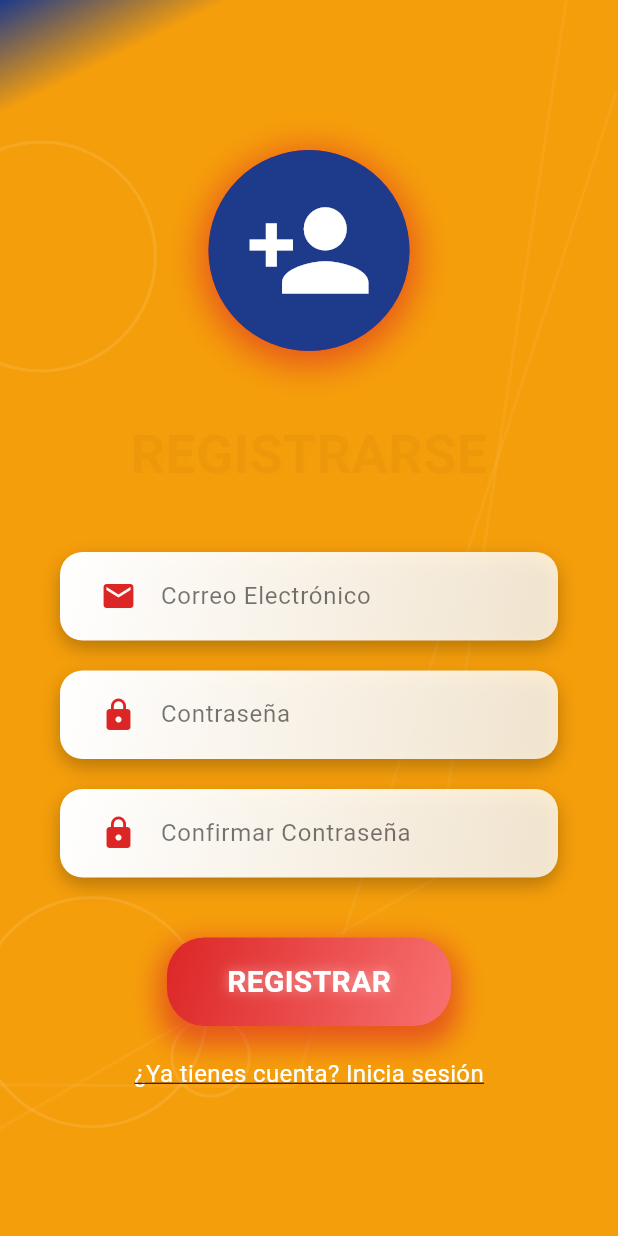
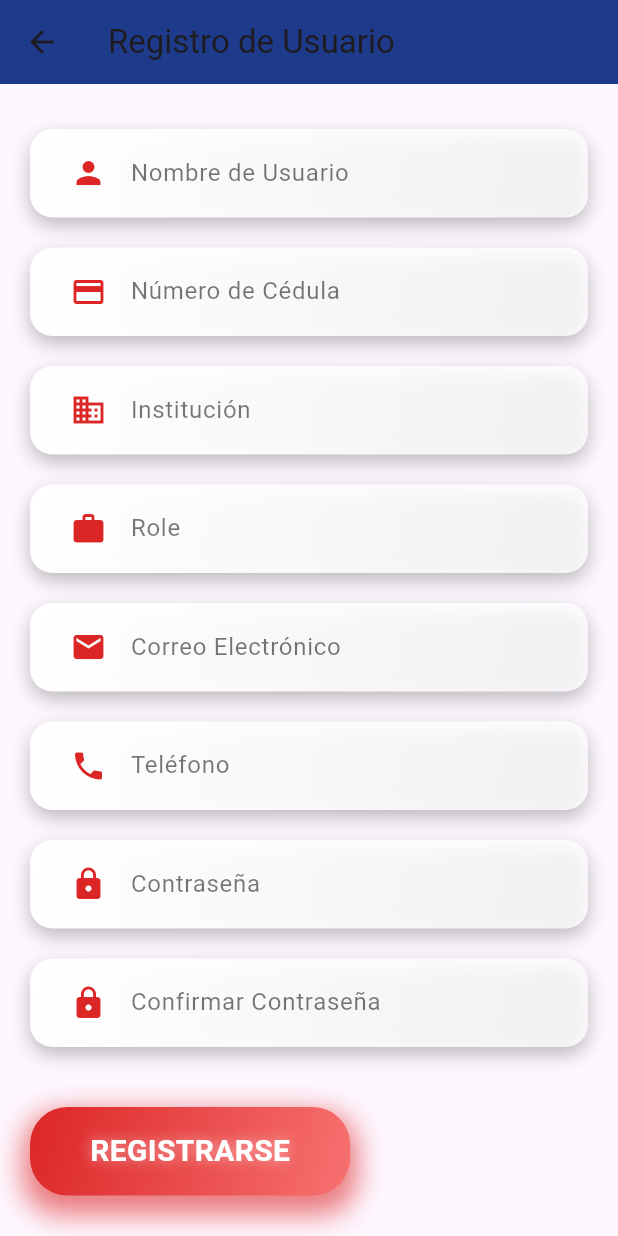
Before and after one commit to AntonyHD00/SGARD, a Flutter app: the RegisterScreen screen opened directly, on a phone screen of 412 x 824 dp. Run offline on Flutter 3.47's test engine with Material 3 defaults, Android fonts, the phone set to English and light mode, and no system bars; our stand-ins replace cloud_firestore, firebase_auth, firebase_core, fl_chart, shared_preferences; accounts and stored records are empty; network calls fail.

Commit message:
Integracion de Registro con auth, login y perfil con extracion de datos correctamente.

```diff
--- a/lib/views/LoginScreen.dart
+++ b/lib/views/LoginScreen.dart
@@ -1,6 +1,12 @@
 import 'package:flutter/material.dart';
+import 'package:flutter/services.dart';
 import 'dart:math' as math;
 import 'package:proyectofinal/main.dart';
+import 'package:cloud_firestore/cloud_firestore.dart';
+import 'package:firebase_auth/firebase_auth.dart';
+import 'package:proyectofinal/views/Perfilscreen.dart';
+import 'package:shared_preferences/shared_preferences.dart';
+import 'dart:math';
 
 void main() {
   runApp(MaterialApp(
@@ -13,8 +19,7 @@ class LoginScreen extends StatefulWidget {
   _LoginScreenState createState() => _LoginScreenState();
 }
 
-class _LoginScreenState extends State<LoginScreen>
-    with SingleTickerProviderStateMixin {
+class _LoginScreenState extends State<LoginScreen> with SingleTickerProviderStateMixin {
   late AnimationController _controller;
   late Animation<double> _animation;
   late Animation<double> _pulseAnimation;
@@ -33,10 +38,7 @@ class _LoginScreenState extends State<LoginScreen>
       parent: _controller,
       curve: Curves.easeInOutQuad,
     );
-    _pulseAnimation = Tween<double>(
-      begin: 0.95,
-      end: 1.05,
-    ).animate(CurvedAnimation(parent: _controller, curve: Curves.easeInOut));
+    _pulseAnimation = Tween<double>(begin: 0.95, end: 1.05).animate(CurvedAnimation(parent: _controller, curve: Curves.easeInOut));
   }
 
   @override
@@ -46,6 +48,40 @@ class _LoginScreenState extends State<LoginScreen>
     _passwordController.dispose();
     super.dispose();
   }
+
+Future<void> _signIn() async {
+  String email = _emailController.text;
+  String password = _passwordController.text;
+
+  try {
+    // Iniciar sesión con email y contraseña
+    UserCredential userCredential = await FirebaseAuth.instance.signInWithEmailAndPassword(
+      email: email,
+      password: password,
+    );
+
+    // Obtener el UID del usuario autenticado
+    String uid = userCredential.user?.uid ?? '';
+
+    if (uid.isNotEmpty) {
+      // Guardar el UID en SharedPreferences
+      SharedPreferences prefs = await SharedPreferences.getInstance();
+      await prefs.setString('uid', uid);
+
+      // Navegar al PerfilScreen sin necesidad de pasar el UID
+      Navigator.pushReplacement(
+        context,
+        MaterialPageRoute(builder: (context) => HomeScreen()),
+      );
+    }
+  } catch (e) {
+    // Mostrar mensaje de error
+    ScaffoldMessenger.of(context).showSnackBar(SnackBar(content: Text('Error: $e')));
+  }
+}
+
+
+
 
   @override
   Widget build(BuildContext context) {
@@ -70,10 +106,7 @@ class _LoginScreenState extends State<LoginScreen>
                 Center(
                   child: SingleChildScrollView(
                     child: Padding(
-                      padding: EdgeInsets.symmetric(
-                        horizontal: 40,
-                        vertical: 20,
-                      ),
+                      padding: EdgeInsets.symmetric(horizontal: 40, vertical: 20),
                       child: Column(
                         mainAxisAlignment: MainAxisAlignment.center,
                         crossAxisAlignment: CrossAxisAlignment.center,
@@ -92,8 +125,7 @@ class _LoginScreenState extends State<LoginScreen>
                                     ),
                                     boxShadow: [
                                       BoxShadow(
-                                        color: Color(0xFFDC2626)
-                                            .withOpacity(0.6),
+                                        color: Color(0xFFDC2626).withOpacity(0.6),
                                         blurRadius: 20,
                                         spreadRadius: 5,
                                         offset: Offset(0, 5),
@@ -148,20 +180,13 @@ class _LoginScreenState extends State<LoginScreen>
                             isPassword: true,
                           ),
                           SizedBox(height: 40),
-                          _buildNeonButton('INGRESAR', onTap: () {
-                            Navigator.pushReplacement(
-                            context,
-                             MaterialPageRoute(builder: (context) => HomeScreen()),
-                            );
-                          }),
+                          _buildNeonButton('INGRESAR', onTap: _signIn),
                           SizedBox(height: 20),
                           GestureDetector(
                             onTap: () {
                               Navigator.push(
                                 context,
-      MaterialPageRoute(
-        builder: (context) => RegisterScreen(),
-      ),
+                                MaterialPageRoute(builder: (context) => RegisterScreen()),
                               );
                             },
                             child: AnimatedContainer(
@@ -217,13 +242,6 @@ class _LoginScreenState extends State<LoginScreen>
     );
   }
 
-  Widget _buildAnimatedBackground() {
-    return CustomPaint(
-      painter: _BackgroundPainter(_animation.value),
-      child: Container(),
-    );
-  }
-
   Widget _buildTextField({
     required TextEditingController controller,
     required String label,
@@ -262,6 +280,7 @@ class _LoginScreenState extends State<LoginScreen>
     );
   }
 
+  // Función para el botón "Neón"
   Widget _buildNeonButton(String text, {required VoidCallback onTap}) {
     return GestureDetector(
       onTap: onTap,
@@ -306,6 +325,10 @@ class _LoginScreenState extends State<LoginScreen>
       ),
     );
   }
+
+  Widget _buildAnimatedBackground() {
+    return Container();
+  }
 }
 
 class RegisterScreen extends StatefulWidget {
@@ -313,204 +336,40 @@ class RegisterScreen extends StatefulWidget {
   _RegisterScreenState createState() => _RegisterScreenState();
 }
 
-class _RegisterScreenState extends State<RegisterScreen>
-    with SingleTickerProviderStateMixin {
-  late AnimationController _controller;
-  late Animation<double> _animation;
-  late Animation<double> _pulseAnimation;
-
+class _RegisterScreenState extends State<RegisterScreen> {
+  final _nombreUsuarioController = TextEditingController();
+  final _cedulaController = TextEditingController();
+  final _institucionController = TextEditingController();
+  final _roleController = TextEditingController();
   final _emailController = TextEditingController();
+  final _phoneController = TextEditingController();
   final _passwordController = TextEditingController();
   final _confirmPasswordController = TextEditingController();
 
-  @override
-  void initState() {
-    super.initState();
-    _controller = AnimationController(
-      vsync: this,
-      duration: Duration(seconds: 10),
-    )..repeat();
-    _animation = CurvedAnimation(
-      parent: _controller,
-      curve: Curves.easeInOutQuad,
-    );
-    _pulseAnimation = Tween<double>(
-      begin: 0.95,
-      end: 1.05,
-    ).animate(CurvedAnimation(parent: _controller, curve: Curves.easeInOut));
-  }
+  final FirebaseAuth _auth = FirebaseAuth.instance;
+  final FirebaseFirestore _firestore = FirebaseFirestore.instance;
 
   @override
   void dispose() {
-    _controller.dispose();
+    _nombreUsuarioController.dispose();
+    _cedulaController.dispose();
+    _institucionController.dispose();
+    _roleController.dispose();
     _emailController.dispose();
+    _phoneController.dispose();
     _passwordController.dispose();
     _confirmPasswordController.dispose();
     super.dispose();
   }
 
-  void _register() {
-    if (_passwordController.text == _confirmPasswordController.text) {
-      // Add your registration logic here (e.g., API call)
-      ScaffoldMessenger.of(context).showSnackBar(
-        SnackBar(content: Text('Registro exitoso')),
-      );
-      Navigator.pop(context); // Return to LoginScreen
-    } else {
-      ScaffoldMessenger.of(context).showSnackBar(
-        SnackBar(content: Text('Las contraseñas no coinciden')),
-      );
-    }
-  }
-
-  @override
-  Widget build(BuildContext context) {
-    return Scaffold(
-      body: AnimatedBuilder(
-        animation: _controller,
-        builder: (context, child) {
-          return Container(
-            width: double.infinity,
-            height: double.infinity,
-            decoration: BoxDecoration(
-              gradient: LinearGradient(
-                colors: [Color(0xFF1E3A8A), Color(0xFFF59E0B)],
-                begin: Alignment.topLeft,
-                end: Alignment.bottomRight,
-                stops: [0.0, _animation.value],
-              ),
-            ),
-            child: Stack(
-              children: [
-                _buildAnimatedBackground(),
-                Center(
-                  child: SingleChildScrollView(
-                    child: Padding(
-                      padding: EdgeInsets.symmetric(
-                        horizontal: 40,
-                        vertical: 20,
-                      ),
-                      child: Column(
-                        mainAxisAlignment: MainAxisAlignment.center,
-                        crossAxisAlignment: CrossAxisAlignment.center,
-                        children: [
-                          AnimatedBuilder(
-                            animation: _pulseAnimation,
-                            builder: (context, child) {
-                              return Transform.scale(
-                                scale: _pulseAnimation.value,
-                                child: Container(
-                                  decoration: BoxDecoration(
-                                    shape: BoxShape.circle,
-                                    gradient: RadialGradient(
-                                      colors: [Colors.white, Color(0xFFDC2626)],
-                                      stops: [0.5, 1.0],
-                                    ),
-                                    boxShadow: [
-                                      BoxShadow(
-                                        color: Color(0xFFDC2626)
-                                            .withOpacity(0.6),
-                                        blurRadius: 20,
-                                        spreadRadius: 5,
-                                        offset: Offset(0, 5),
-                                      ),
-                                    ],
-                                  ),
-                                  child: CircleAvatar(
-                                    radius: 70,
-                                    backgroundColor: Color(0xFF1E3A8A),
-                                    child: Icon(
-                                      Icons.person_add,
-                                      size: 90,
-                                      color: Colors.white,
-                                    ),
-                                  ),
-                                ),
-                              );
-                            },
-                          ),
-                          SizedBox(height: 40),
-                          AnimatedOpacity(
-                            duration: Duration(milliseconds: 1000),
-                            opacity: _animation.value,
-                            child: Text(
-                              'REGISTRARSE',
-                              style: TextStyle(
-                                fontSize: 36,
-                                fontWeight: FontWeight.bold,
-                                color: Colors.black,
-                                shadows: [
-                                  Shadow(
-                                    color: Colors.black26,
-                                    offset: Offset(3, 3),
-                                    blurRadius: 8,
-                                  ),
-                                ],
-                              ),
-                              textAlign: TextAlign.center,
-                            ),
-                          ),
-                          SizedBox(height: 40),
-                          _buildTextField(
-                            controller: _emailController,
-                            label: 'Correo Electrónico',
-                            icon: Icons.email,
-                          ),
-                          SizedBox(height: 20),
-                          _buildTextField(
-                            controller: _passwordController,
-                            label: 'Contraseña',
-                            icon: Icons.lock,
-                            isPassword: true,
-                          ),
-                          SizedBox(height: 20),
-                          _buildTextField(
-                            controller: _confirmPasswordController,
-                            label: 'Confirmar Contraseña',
-                            icon: Icons.lock,
-                            isPassword: true,
-                          ),
-                          SizedBox(height: 40),
-                          _buildNeonButton('REGISTRAR', onTap: _register),
-                          SizedBox(height: 20),
-                          GestureDetector(
-                            onTap: () {
-                              Navigator.pop(context);
-                            },
-                            child: Text(
-                              '¿Ya tienes cuenta? Inicia sesión',
-                              style: TextStyle(
-                                color: Colors.white,
-                                fontSize: 16,
-                                decoration: TextDecoration.underline,
-                              ),
-                            ),
-                          ),
-                        ],
-                      ),
-                    ),
-                  ),
-                ),
-              ],
-            ),
-          );
-        },
-      ),
-    );
-  }
-
-  Widget _buildAnimatedBackground() {
-    return CustomPaint(
-      painter: _BackgroundPainter(_animation.value),
-      child: Container(),
-    );
-  }
-
+  // Función para construir campos de entrada de texto
   Widget _buildTextField({
     required TextEditingController controller,
     required String label,
     required IconData icon,
     bool isPassword = false,
+    bool isConfirmPassword = false,
+    List<TextInputFormatter>? inputFormatters,
   }) {
     return AnimatedContainer(
       duration: Duration(milliseconds: 500),
@@ -532,7 +391,7 @@ class _RegisterScreenState extends State<RegisterScreen>
       ),
       child: TextField(
         controller: controller,
-        obscureText: isPassword,
+        obscureText: isPassword || isConfirmPassword,
         style: TextStyle(color: Colors.black87, fontSize: 18),
         decoration: InputDecoration(
           labelText: label,
@@ -540,10 +399,12 @@ class _RegisterScreenState extends State<RegisterScreen>
           prefixIcon: Icon(icon, color: Color(0xFFDC2626)),
           border: InputBorder.none,
         ),
+        inputFormatters: inputFormatters,
       ),
     );
   }
 
+  // Función para el botón de registro con efecto neón
   Widget _buildNeonButton(String text, {required VoidCallback onTap}) {
     return GestureDetector(
       onTap: onTap,
@@ -588,6 +449,158 @@ class _RegisterScreenState extends State<RegisterScreen>
       ),
     );
   }
+
+  Future<void> _registerUser() async {
+    try {
+      if (_passwordController.text != _confirmPasswordController.text) {
+        ScaffoldMessenger.of(context).showSnackBar(SnackBar(content: Text('Las contraseñas no coinciden')));
+        return;
+      }
+      UserCredential userCredential = await _auth.createUserWithEmailAndPassword(
+        email: _emailController.text,
+        password: _passwordController.text,
+      );
+
+      User? user = userCredential.user;
+      if (user != null) {
+        await _firestore.collection('users').doc(user.uid).set({
+          'nombreUsuario': _nombreUsuarioController.text,
+          'cedula': _cedulaController.text,
+          'institucion': _institucionController.text,
+          'role': _roleController.text,
+          'phone': _phoneController.text,
+          'email': _emailController.text,
+          'username': _nombreUsuarioController.text,
+        });
+
+        ScaffoldMessenger.of(context).showSnackBar(SnackBar(content: Text('Usuario registrado con éxito')));
+        // Navegar a otra pantalla, por ejemplo:
+        // Navigator.pushReplacement(context, MaterialPageRoute(builder: (context) => HomeScreen()));
+      }
+    } catch (e) {
+      ScaffoldMessenger.of(context).showSnackBar(SnackBar(content: Text('Error al registrar el usuario: $e')));
+    }
+  }
+
+  @override
+  Widget build(BuildContext context) {
+    return Scaffold(
+      appBar: AppBar(
+        title: Text('Registro de Usuario'),
+        backgroundColor: Color(0xFF1E3A8A),
+      ),
+      body: SingleChildScrollView(
+        padding: EdgeInsets.symmetric(horizontal: 20, vertical: 30),
+        child: Column(
+          crossAxisAlignment: CrossAxisAlignment.start,
+          children: [
+            // Campo Nombre de Usuario
+            _buildTextField(
+              controller: _nombreUsuarioController,
+              label: 'Nombre de Usuario',
+              icon: Icons.person,
+            ),
+            SizedBox(height: 20),
+            _buildTextField(
+              controller: _cedulaController,
+              label: 'Número de Cédula',
+              icon: Icons.credit_card,
+              inputFormatters: [CedulaFormatter()],
+            ),
+            SizedBox(height: 20),
+            _buildTextField(
+              controller: _institucionController,
+              label: 'Institución',
+              icon: Icons.business,
+            ),
+            SizedBox(height: 20),
+            _buildTextField(
+              controller: _roleController,
+              label: 'Role',
+              icon: Icons.work,
+            ),
+            SizedBox(height: 20),
+            _buildTextField(
+              controller: _emailController,
+              label: 'Correo Electrónico',
+              icon: Icons.email,
+            ),
+            SizedBox(height: 20),
+            _buildTextField(
+              controller: _phoneController,
+              label: 'Teléfono',
+              icon: Icons.phone,
+              inputFormatters: [PhoneFormatter()],
+            ),
+            SizedBox(height: 20),
+            _buildTextField(
+              controller: _passwordController,
+              label: 'Contraseña',
+              icon: Icons.lock,
+              isPassword: true,
+            ),
+            SizedBox(height: 20),
+            _buildTextField(
+              controller: _confirmPasswordController,
+              label: 'Confirmar Contraseña',
+              icon: Icons.lock,
+              isPassword: true,
+              isConfirmPassword: true,
+            ),
+            SizedBox(height: 40),
+            _buildNeonButton('REGISTRARSE', onTap: _registerUser),
+          ],
+        ),
+      ),
+    );
+  }
+}
+
+class CedulaFormatter extends TextInputFormatter {
+  @override
+  TextEditingValue formatEditUpdate(TextEditingValue oldValue, TextEditingValue newValue) {
+    String text = newValue.text.replaceAll(RegExp(r'\D'), '');
+
+    if (text.length > 11) {
+      text = text.substring(0, 11);
+    }
+
+    String formatted = '';
+    for (int i = 0; i < text.length; i++) {
+      if (i == 3 || i == 10) formatted += '-';
+      formatted += text[i];
+    }
+
+    return TextEditingValue(
+      text: formatted,
+      selection: TextSelection.collapsed(offset: formatted.length),
+    );
+  }
+}
+
+class PhoneFormatter extends TextInputFormatter {
+  @override
+  TextEditingValue formatEditUpdate(TextEditingValue oldValue, TextEditingValue newValue) {
+    String text = newValue.text.replaceAll(RegExp(r'\D'), '');
+
+    if (text.startsWith('1')) {
+      text = text.substring(1);
+    }
+
+    if (text.length > 10) {
+      text = text.substring(0, 10);
+    }
+
+    String formatted = '+1 ';
+    if (text.length > 0) formatted += '(${text.substring(0, min(3, text.length))}';
+    if (text.length > 3) formatted += ') ${text.substring(3, min(6, text.length))}';
+    if (text.length > 6) formatted += '-${text.substring(6)}';
+
+    return TextEditingValue(
+      text: formatted,
+      selection: TextSelection.collapsed(offset: formatted.length),
+    );
+  }
 }
 
 class _BackgroundPainter extends CustomPainter {
--- a/pubspec.yaml
+++ b/pubspec.yaml
@@ -37,6 +37,9 @@ dependencies:
   # Use with the CupertinoIcons class for iOS style icons.
   cupertino_icons: ^1.0.8
   firebase_core: ^3.12.1
+  firebase_auth: ^5.5.1
+  cloud_firestore: ^5.6.5
+  shared_preferences: ^2.5.2
 
 dev_dependencies:
   flutter_test:
```
Also changed, not shown: lib/main.dart (+9 -2 lines), lib/views/Perfilscreen.dart (+100 -33 lines), pubspec.lock, 3 other files. Lines whose indentation alone changed are shown as unchanged.
